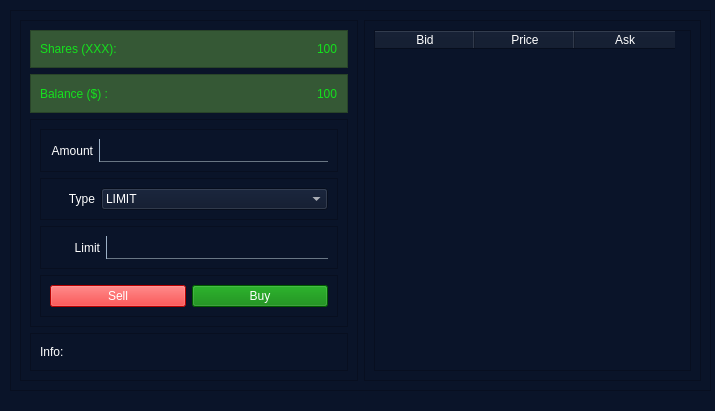
Above: simulator.ui from alainsopp/tradingaly before the change. Below: the same form after it.
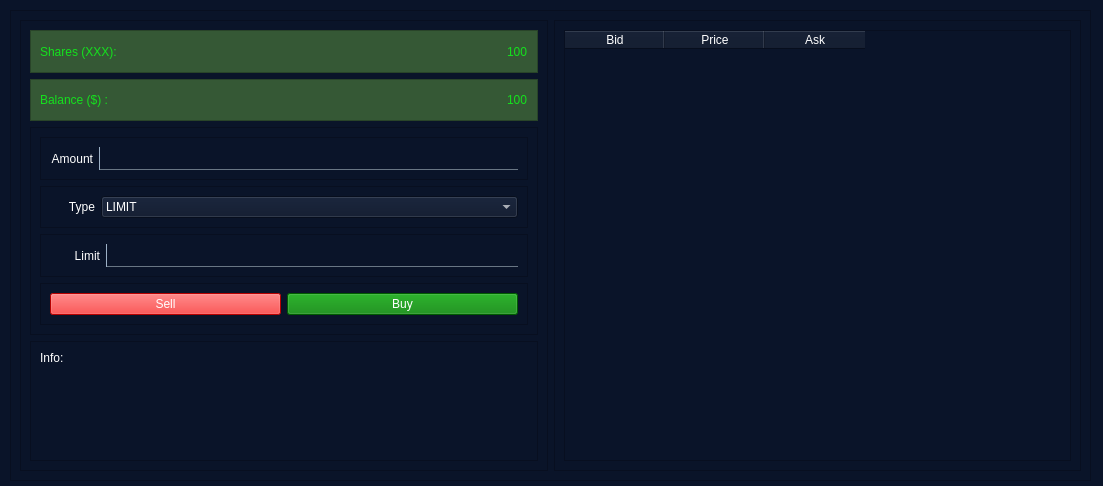
That is the form after the change.

Commit message: Add unique identifier to transactions

The edit to the form file:
```diff
--- a/simulator.ui
+++ b/simulator.ui
@@ -9,8 +9,8 @@
    <rect>
     <x>0</x>
     <y>0</y>
-    <width>715</width>
-    <height>411</height>
+    <width>1103</width>
+    <height>486</height>
    </rect>
   </property>
   <property name="windowTitle">
@@ -59,8 +59,8 @@
      <rect>
       <x>10</x>
       <y>10</y>
-      <width>701</width>
-      <height>381</height>
+      <width>1081</width>
+      <height>471</height>
      </rect>
     </property>
     <property name="frameShape">
@@ -294,18 +294,36 @@
              <property name="text">
               <string>Info:</string>
              </property>
+             <property name="alignment">
+              <set>Qt::AlignLeading|Qt::AlignLeft|Qt::AlignTop</set>
+             </property>
             </widget>
            </item>
            <item>
             <widget class="QLabel" name="label_info_content">
+             <property name="minimumSize">
+              <size>
+               <width>0</width>
+               <height>100</height>
+              </size>
+             </property>
+             <property name="maximumSize">
+              <size>
+               <width>16777215</width>
+               <height>16777215</height>
+              </size>
+             </property>
              <property name="font">
               <font>
-               <pointsize>11</pointsize>
+               <pointsize>9</pointsize>
               </font>
              </property>
              <property name="text">
               <string/>
              </property>
+             <property name="alignment">
+              <set>Qt::AlignLeading|Qt::AlignLeft|Qt::AlignTop</set>
+             </property>
             </widget>
            </item>
           </layout>
```
The commit also changes 1 other file.
